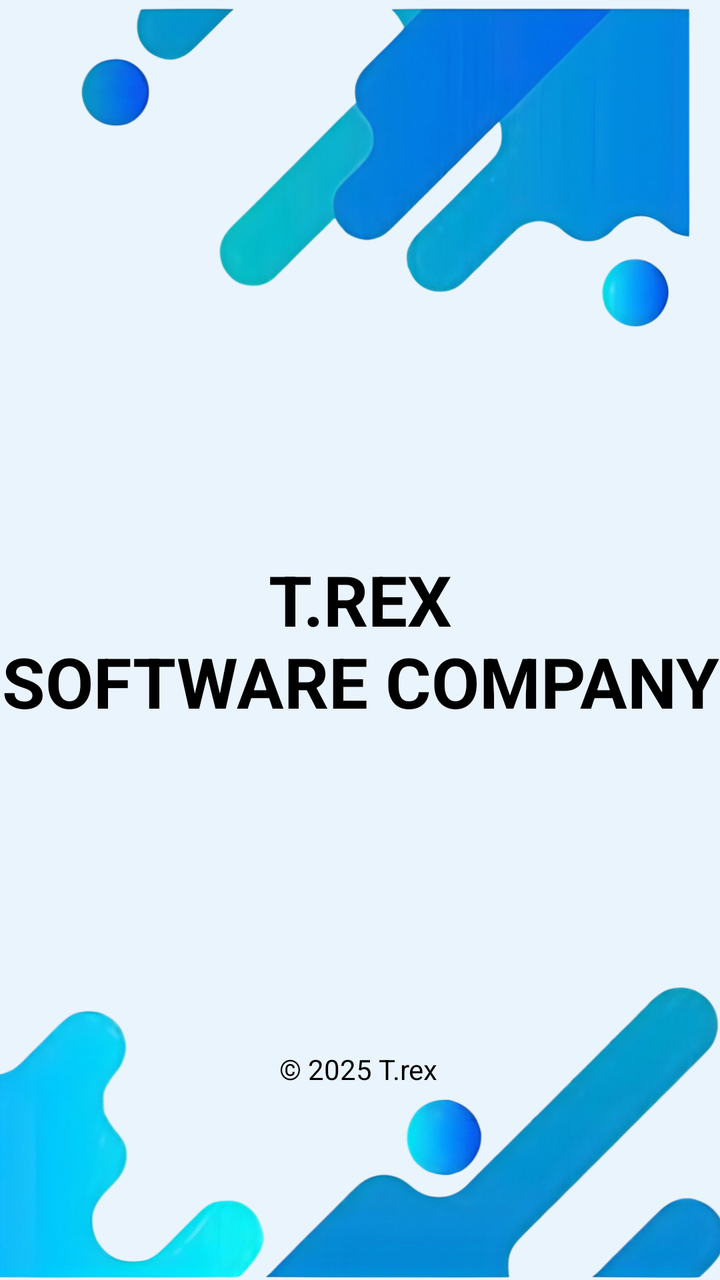
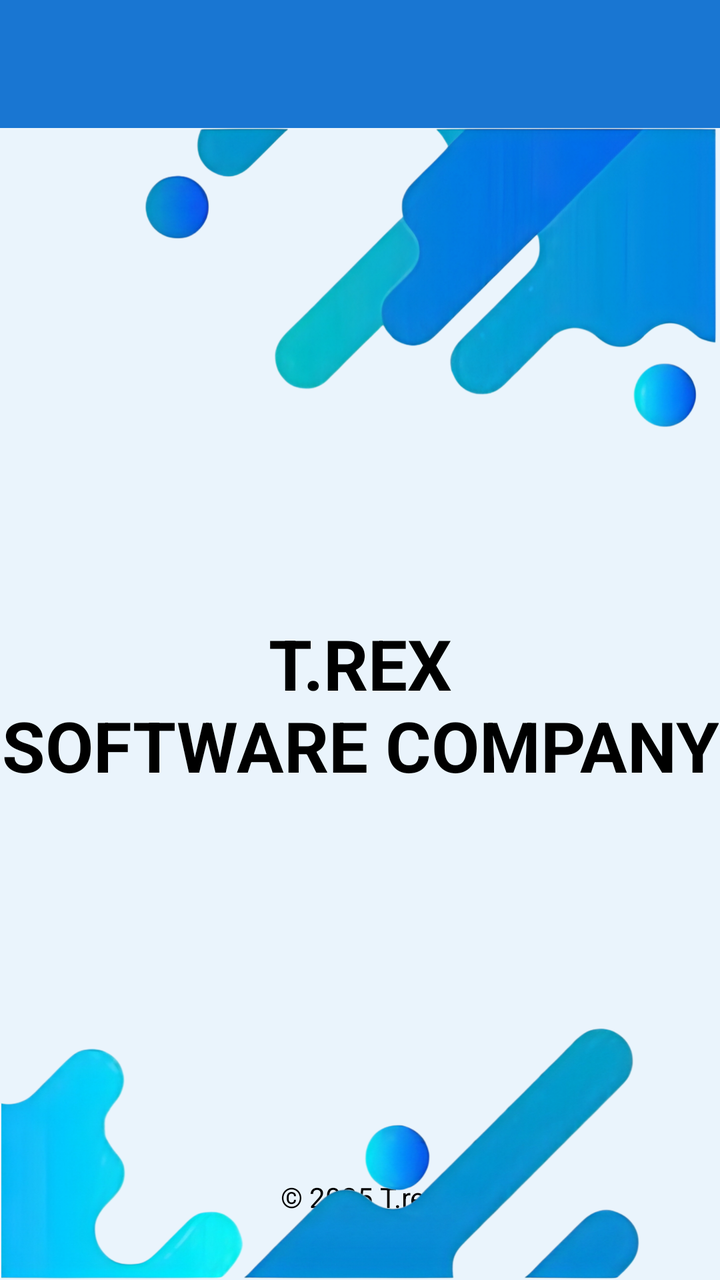

An Android layout rendered at two revisions. The XML below is the earlier revision; the diff shows what the commit changed to produce the second picture.
<!-- AndroidManifest.xml: application theme Theme.Faqihblackhawk -->
<!-- res/layout/activity_custom_dua.xml -->
<?xml version="1.0" encoding="utf-8"?>
<androidx.constraintlayout.widget.ConstraintLayout xmlns:android="http://schemas.android.com/apk/res/android"
    xmlns:app="http://schemas.android.com/apk/res-auto"
    xmlns:tools="http://schemas.android.com/tools"
    android:id="@+id/main"
    android:layout_width="match_parent"
    android:layout_height="match_parent"
    tools:context=".pertemuan_4.CustomDuaActivity"
    android:background="@color/blue_light">

    <TextView
        android:id="@+id/tvJudul"
        android:layout_width="wrap_content"
        android:layout_height="wrap_content"
        android:layout_margin="20dp"
        app:layout_constraintTop_toTopOf="parent"
        app:layout_constraintStart_toStartOf="parent"/>
    <TextView
        android:id="@+id/tvDesc"
        android:layout_width="wrap_content"
        android:layout_height="wrap_content"
        android:layout_marginStart="20dp"
        app:layout_constraintTop_toBottomOf="@id/tvJudul"
        app:layout_constraintStart_toStartOf="parent"/>

    <TextView
        android:id="@+id/textView"
        android:layout_width="wrap_content"
        android:layout_height="wrap_content"
        android:text="T.REX\nSOFTWARE COMPANY"
        android:textAlignment="center"
        android:textColor="@color/black"
        android:textSize="35sp"
        android:textStyle="bold"
        app:layout_constraintBottom_toBottomOf="parent"
        app:layout_constraintEnd_toEndOf="parent"
        app:layout_constraintStart_toStartOf="parent"
        app:layout_constraintTop_toTopOf="parent" />

    <TextView
        android:id="@+id/textView6"
        android:layout_width="wrap_content"
        android:layout_height="wrap_content"
        android:layout_marginBottom="96dp"
        android:text="© 2025 T.rex"
        android:textColor="@color/text_black"
        app:layout_constraintBottom_toBottomOf="parent"
        app:layout_constraintEnd_toEndOf="parent"
        app:layout_constraintHorizontal_bias="0.498"
        app:layout_constraintStart_toStartOf="parent" />

    <ImageView
        android:id="@+id/imageView4"
        android:layout_width="411dp"
        android:layout_height="194dp"
        android:layout_marginTop="4dp"
        app:layout_constraintEnd_toEndOf="parent"
        app:layout_constraintHorizontal_bias="1.0"
        app:layout_constraintStart_toStartOf="parent"
        app:layout_constraintTop_toTopOf="parent"
        app:srcCompat="@drawable/gambar_login_atas" />

    <ImageView
        android:id="@+id/imageView5"
        android:layout_width="418dp"
        android:layout_height="196dp"
        app:layout_constraintBottom_toBottomOf="parent"
        app:layout_constraintEnd_toEndOf="parent"
        app:layout_constraintHorizontal_bias="0.151"
        app:layout_constraintStart_toStartOf="parent"
        app:srcCompat="@drawable/gambar_login_bawah" />

</androidx.constraintlayout.widget.ConstraintLayout>
<!-- resources referenced by this layout -->
<resources>
  <color name="black">#FF000000</color>
  <color name="blue_light">#EAF4FC</color>
  <color name="text_black">#000000</color>
  <!-- drawable gambar_login_atas: png bitmap (drawable, 682682 bytes) -->
  <!-- drawable gambar_login_bawah: png bitmap (drawable, 722484 bytes) -->
  <style name="Theme.Faqihblackhawk" parent="Base.Theme.Faqihblackhawk" />
  <style name="Base.Theme.Faqihblackhawk" parent="Theme.Material3.DayNight.NoActionBar">
          
          
      </style>
</resources>

<!-- the commit's change to res/layout/activity_custom_dua.xml (unified diff, before → after) -->
@@ -1,73 +1,94 @@
 <?xml version="1.0" encoding="utf-8"?>
-<androidx.constraintlayout.widget.ConstraintLayout xmlns:android="http://schemas.android.com/apk/res/android"
+<androidx.coordinatorlayout.widget.CoordinatorLayout xmlns:android="http://schemas.android.com/apk/res/android"
     xmlns:app="http://schemas.android.com/apk/res-auto"
     xmlns:tools="http://schemas.android.com/tools"
     android:id="@+id/main"
     android:layout_width="match_parent"
     android:layout_height="match_parent"
-    tools:context=".pertemuan_4.CustomDuaActivity"
-    android:background="@color/blue_light">
+    android:background="@color/blue_light"
+    tools:context=".pertemuan_4.CustomDuaActivity">
 
-    <TextView
-        android:id="@+id/tvJudul"
-        android:layout_width="wrap_content"
+    <com.google.android.material.appbar.AppBarLayout
+        android:layout_width="match_parent"
         android:layout_height="wrap_content"
-        android:layout_margin="20dp"
-        app:layout_constraintTop_toTopOf="parent"
-        app:layout_constraintStart_toStartOf="parent"/>
-    <TextView
-        android:id="@+id/tvDesc"
-        android:layout_width="wrap_content"
-        android:layout_height="wrap_content"
-        android:layout_marginStart="20dp"
-        app:layout_constraintTop_toBottomOf="@id/tvJudul"
-        app:layout_constraintStart_toStartOf="parent"/>
+        android:theme="@style/ThemeOverlay.AppCompat.ActionBar">
+        <androidx.appcompat.widget.Toolbar
+            android:id="@+id/toolbar"
+            android:layout_width="match_parent"
+            android:layout_height="?attr/actionBarSize"
+            android:background="@color/blue_dark"
+            app:subtitleTextColor="@android:color/white"
+            app:titleTextColor="@android:color/white"/>
+    </com.google.android.material.appbar.AppBarLayout>
 
-    <TextView
-        android:id="@+id/textView"
-        android:layout_width="wrap_content"
-        android:layout_height="wrap_content"
-        android:text="T.REX\nSOFTWARE COMPANY"
-        android:textAlignment="center"
-        android:textColor="@color/black"
-        android:textSize="35sp"
-        android:textStyle="bold"
-        app:layout_constraintBottom_toBottomOf="parent"
-        app:layout_constraintEnd_toEndOf="parent"
-        app:layout_constraintStart_toStartOf="parent"
-        app:layout_constraintTop_toTopOf="parent" />
+    <androidx.constraintlayout.widget.ConstraintLayout
+        android:layout_width="match_parent"
+        android:layout_height="match_parent"
+        app:layout_behavior="@string/appbar_scrolling_view_behavior">
 
-    <TextView
-        android:id="@+id/textView6"
-        android:layout_width="wrap_content"
-        android:layout_height="wrap_content"
-        android:layout_marginBottom="96dp"
-        android:text="© 2025 T.rex"
-        android:textColor="@color/text_black"
-        app:layout_constraintBottom_toBottomOf="parent"
-        app:layout_constraintEnd_toEndOf="parent"
-        app:layout_constraintHorizontal_bias="0.498"
-        app:layout_constraintStart_toStartOf="parent" />
+        <ImageView
+            android:id="@+id/imageView4"
+            android:layout_width="match_parent"
+            android:layout_height="wrap_content"
+            android:adjustViewBounds="true"
+            android:scaleType="fitStart"
+            app:layout_constraintEnd_toEndOf="parent"
+            app:layout_constraintStart_toStartOf="parent"
+            app:layout_constraintTop_toTopOf="parent"
+            app:srcCompat="@drawable/gambar_login_atas" />
 
-    <ImageView
-        android:id="@+id/imageView4"
-        android:layout_width="411dp"
-        android:layout_height="194dp"
-        android:layout_marginTop="4dp"
-        app:layout_constraintEnd_toEndOf="parent"
-        app:layout_constraintHorizontal_bias="1.0"
-        app:layout_constraintStart_toStartOf="parent"
-        app:layout_constraintTop_toTopOf="parent"
-        app:srcCompat="@drawable/gambar_login_atas" />
+        <TextView
+            android:id="@+id/tvJudul"
+            android:layout_width="wrap_content"
+            android:layout_height="wrap_content"
+            android:layout_marginStart="20dp"
+            android:layout_marginTop="20dp"
+            app:layout_constraintTop_toTopOf="parent"
+            app:layout_constraintStart_toStartOf="parent"/>
 
-    <ImageView
-        android:id="@+id/imageView5"
-        android:layout_width="418dp"
-        android:layout_height="196dp"
-        app:layout_constraintBottom_toBottomOf="parent"
-        app:layout_constraintEnd_toEndOf="parent"
-        app:layout_constraintHorizontal_bias="0.151"
-        app:layout_constraintStart_toStartOf="parent"
-        app:srcCompat="@drawable/gambar_login_bawah" />
+        <TextView
+            android:id="@+id/tvDesc"
+            android:layout_width="wrap_content"
+            android:layout_height="wrap_content"
+            android:layout_marginStart="20dp"
+            app:layout_constraintTop_toBottomOf="@id/tvJudul"
+            app:layout_constraintStart_toStartOf="parent"/>
 
-</androidx.constraintlayout.widget.ConstraintLayout>
+        <TextView
+            android:id="@+id/textView"
+            android:layout_width="wrap_content"
+            android:layout_height="wrap_content"
+            android:text="T.REX\nSOFTWARE COMPANY"
+            android:textAlignment="center"
+            android:textColor="@color/black"
+            android:textSize="35sp"
+            android:textStyle="bold"
+            app:layout_constraintBottom_toBottomOf="parent"
+            app:layout_constraintEnd_toEndOf="parent"
+            app:layout_constraintStart_toStartOf="parent"
+            app:layout_constraintTop_toTopOf="parent" />
+
+        <TextView
+            android:id="@+id/textView6"
+            android:layout_width="wrap_content"
+            android:layout_height="wrap_content"
+            android:layout_marginBottom="32dp"
+            android:text="© 2025 T.rex"
+            android:textColor="@color/text_black"
+            app:layout_constraintBottom_toBottomOf="parent"
+            app:layout_constraintEnd_toEndOf="parent"
+            app:layout_constraintStart_toStartOf="parent" />
+
+        <ImageView
+            android:id="@+id/imageView5"
+            android:layout_width="match_parent"
+            android:layout_height="wrap_content"
+            android:adjustViewBounds="true"
+            android:scaleType="fitEnd"
+            app:layout_constraintBottom_toBottomOf="parent"
+            app:layout_constraintEnd_toEndOf="parent"
+            app:layout_constraintStart_toStartOf="parent"
+            app:srcCompat="@drawable/gambar_login_bawah" />
+
+    </androidx.constraintlayout.widget.ConstraintLayout>
+</androidx.coordinatorlayout.widget.CoordinatorLayout>
<!-- resource entries referenced after the edit -->
@@ -1,6 +1,7 @@
 <!-- resources referenced by this layout -->
 <resources>
   <color name="black">#FF000000</color>
+  <color name="blue_dark">#1976D2</color>
   <color name="blue_light">#EAF4FC</color>
   <color name="text_black">#000000</color>
   <!-- drawable gambar_login_atas: png bitmap (drawable, 682682 bytes) -->
